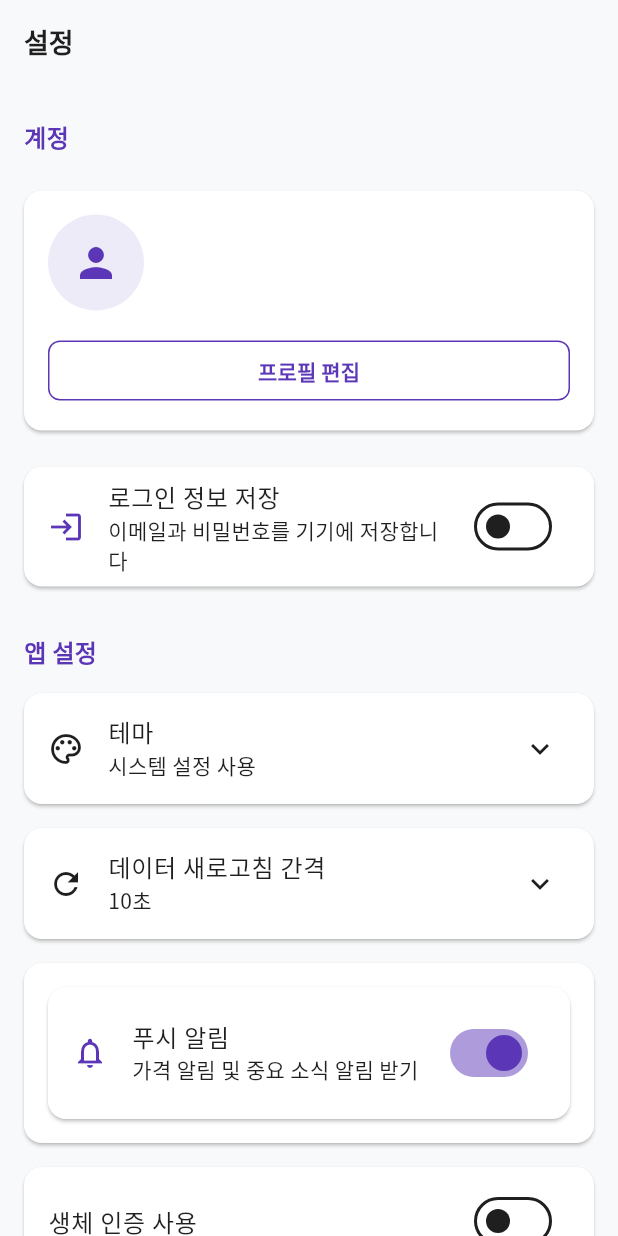
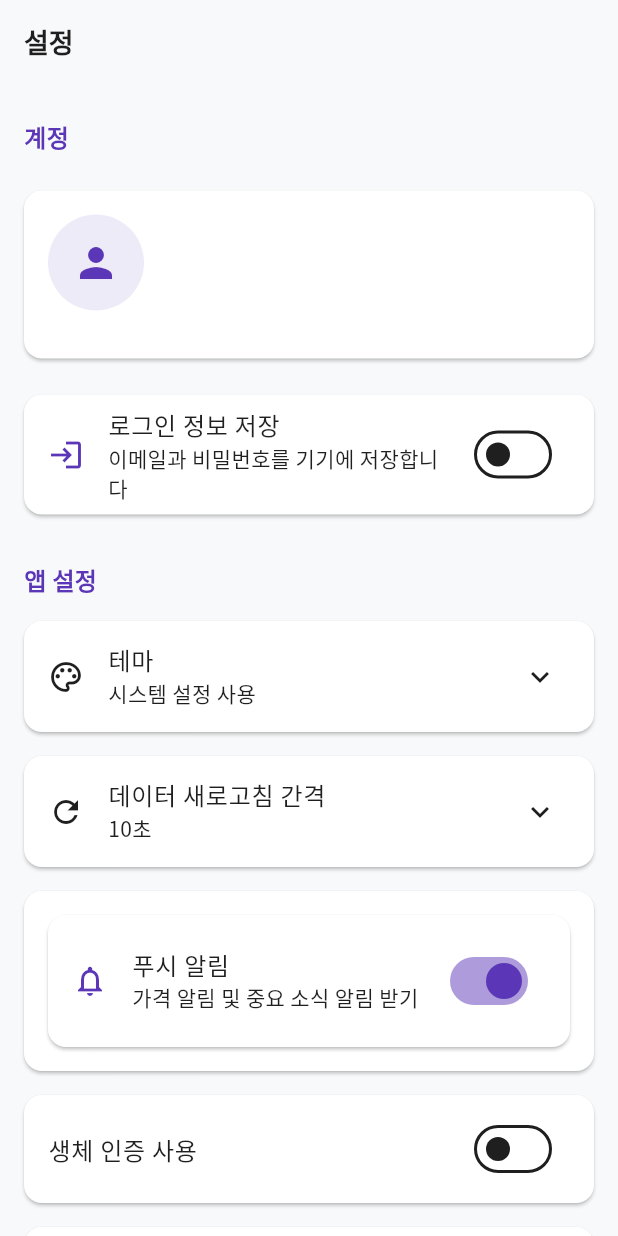
Before and after one commit to Maccrey/Coin_Alarm, a Flutter app: the SettingsScreen screen opened by its route, on a phone screen of 412 x 824 dp. Run offline on Flutter 3.47's test engine with Material 3 defaults, Android fonts, the phone set to English and light mode, and no system bars; our stand-ins replace dio, flutter_dotenv, google_fonts, hive, hive_flutter, internet_connection_checker and 2 more; accounts and stored records are empty.

Commit message:
프로필 편집 버튼 임시 주석 처리: 추후 기능 구현 예정

```diff
--- a/lib/view/screens/settings_screen.dart
+++ b/lib/view/screens/settings_screen.dart
@@ -573,15 +573,17 @@ class _SettingsScreenState extends State<SettingsScreen> {
               ],
             ),
             const SizedBox(height: 16),
-            OutlinedButton(
+            // TODO: 추후 프로필 편집 기능 구현 예정
+            // 아래 '프로필 편집' 버튼은 임시로 주석처리
+            /*
+            // 예시: 프로필 편집 버튼
+            ElevatedButton(
               onPressed: () {
-                // TODO: 프로필 편집 화면으로 이동
+                // TODO: 프로필 편집 기능 구현 예정
               },
-              style: OutlinedButton.styleFrom(
-                minimumSize: const Size(double.infinity, 40),
-              ),
-              child: const Text('프로필 편집'),
+              child: Text('프로필 편집'),
             ),
+            */
           ],
         ),
       ),
```
